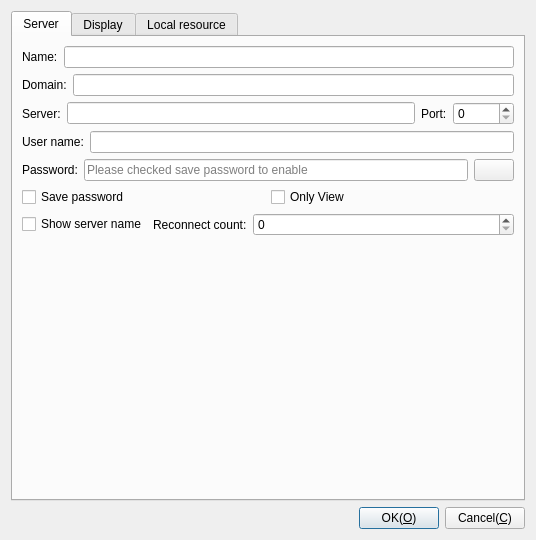
The window that Plugins/FreeRDP/Client/DlgSetFreeRDP.ui (KangLin/RabbitRemoteControl) describes before a commit, drawn with Qt 5.
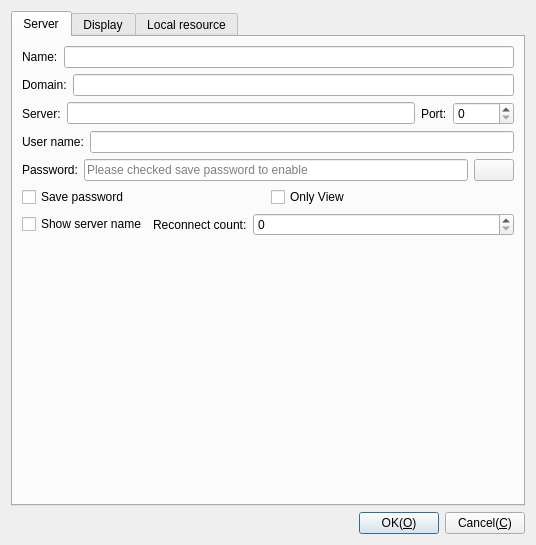
The same window after the commit. The open tabs and pages were chosen to show the change. Icons and pictures are not drawn.

```diff
--- a/Plugins/FreeRDP/Client/DlgSetFreeRDP.ui
+++ b/Plugins/FreeRDP/Client/DlgSetFreeRDP.ui
@@ -7,7 +7,7 @@
     <x>0</x>
     <y>0</y>
     <width>536</width>
-    <height>540</height>
+    <height>545</height>
    </rect>
   </property>
   <property name="windowTitle">
```
Left out of the diff: 5 changed lines with no effect on the pictures.
